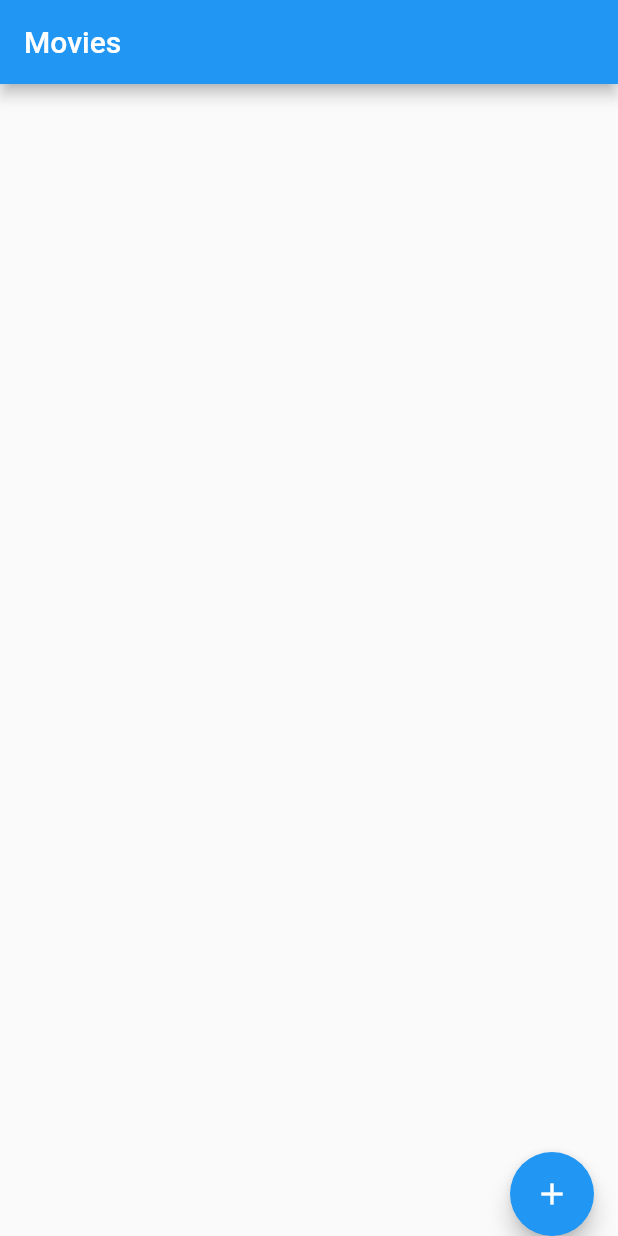
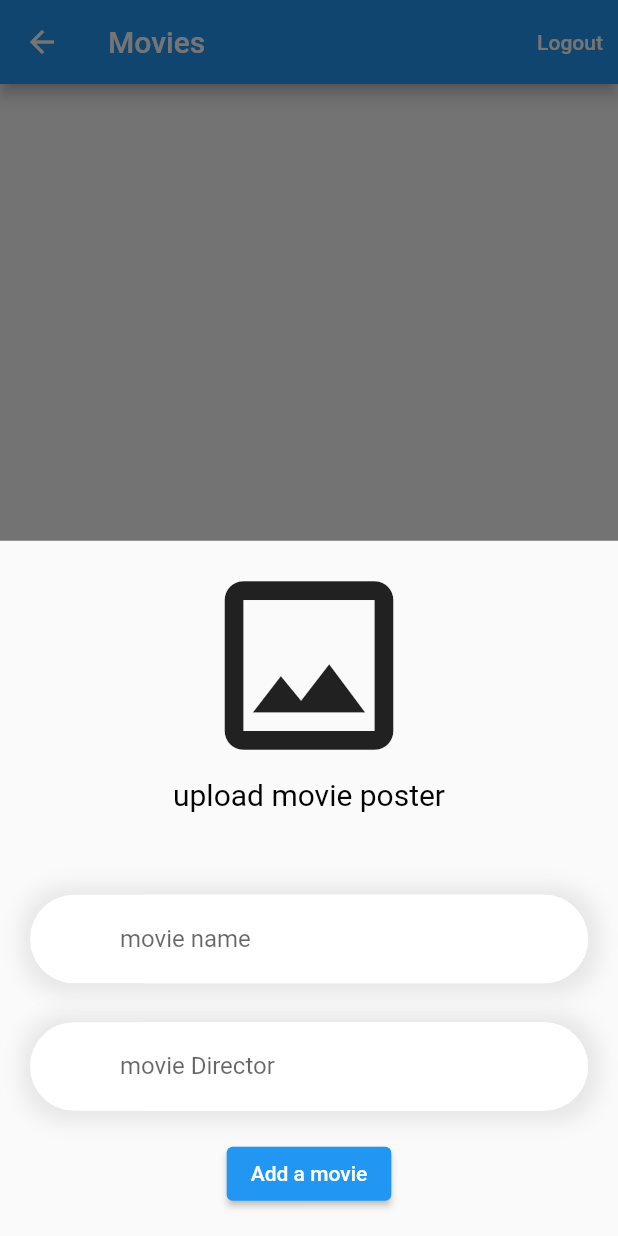
Before and after one commit to obetta1/movie-app, a Flutter app: the HomeScreen screen opened directly, after a tap on the "add" icon, on a phone screen of 412 x 824 dp. Run offline on Flutter 3.47's test engine with Material 2 defaults, Android fonts, the phone set to English and light mode, and no system bars; our stand-ins replace cloud_firestore, equatable, firebase_auth, firebase_core, firebase_storage, get and 1 more; accounts and stored records are empty.

Commit message:
completed adding movie and displaying movie on home screen

```diff
--- /dev/null
+++ b/lib/controller/movie_controller.dart
@@ -0,0 +1,27 @@
+import 'package:get/get.dart';
+import 'package:movi_app/repository/movie_repository.dart';
+
+import '../model/movies.dart';
+
+class MovieController extends GetxController{
+
+  final MovieRepository _movieRepository = MovieRepository();
+  var movies = <Movies>[].obs;
+  var newMovie = {}.obs;
+  var isLoading = false.obs;
+
+  @override
+  void onInit() {
+    movies.bindStream(_movieRepository.getAllMovie());
+    super.onInit();
+  }
+
+  void addMovie(Movies movie){
+    _movieRepository.addMovie(movie);
+  }
+
+  void deleteMovie(String movieId){
+    _movieRepository.deleteMovie(movieId);
+  }
+
+}
--- /dev/null
+++ b/lib/model/movies.dart
@@ -0,0 +1,62 @@
+// ignore_for_file: public_member_api_docs, sort_constructors_first
+import 'dart:convert';
+
+import 'package:cloud_firestore/cloud_firestore.dart';
+import 'package:equatable/equatable.dart';
+
+class Movies extends Equatable {
+  final String name;
+  final String director;
+  final String imageUrl;
+  const Movies({
+    required this.name,
+    required this.director,
+    required this.imageUrl,
+  });
+
+  @override
+  List<Object> get props => [name, director, imageUrl];
+
+  Movies copyWith({
+    String? name,
+    String? director,
+    String? imageUrl,
+  }) {
+    return Movies(
+      name: name ?? this.name,
+      director: director ?? this.director,
+      imageUrl: imageUrl ?? this.imageUrl,
+    );
+  }
+
+  Map<String, dynamic> toSnapshot() {
+    return <String, dynamic>{
+      'name': name,
+      'director': director,
+      'imageUrl': imageUrl,
+    };
+  }
+
+  factory Movies.fromSnapshot(DocumentSnapshot map) {
+    return Movies(
+      name: map['name'] as String,
+      director: map['director'] as String,
+      imageUrl: map['imageUrl'] as String,
+    );
+  }
+
+  String toJson() => json.encode(toSnapshot());
+
+  factory Movies.fromJson(String source) =>
+      Movies.fromSnapshot(json.decode(source) as DocumentSnapshot);
+
+  @override
+  bool get stringify => true;
+
+  static const List<Movies> movies = [
+    Movies(name: 'Lion King', director: 'Ben farret', imageUrl: 'https://images.unsplash.com/photo-1616530940355-351fabd9524b?ixlib=rb-4.0.3&ixid=M3wxMjA3fDB8MHxzZWFyY2h8Mnx8bW92aWVzfGVufDB8fDB8fHww&auto=format&fit=crop&w=800&q=60'),
+    Movies(name: 'Former child.', director: 'Robat later', imageUrl: 'https://images.unsplash.com/photo-1536440136628-849c177e76a1?ixlib=rb-4.0.3&ixid=M3wxMjA3fDB8MHxzZWFyY2h8M3x8bW92aWVzfGVufDB8fDB8fHww&auto=format&fit=crop&w=800&q=60'),
+    Movies(name: 'Regan-Asante', director: 'Samuel Regan-Asante', imageUrl: 'https://images.unsplash.com/photo-1601925662822-510b76665bd9?ixlib=rb-4.0.3&ixid=M3wxMjA3fDB8MHxwaG90by1yZWxhdGVkfDl8fHxlbnwwfHx8fHw%3D&auto=format&fit=crop&w=800&q=60'),
+    Movies(name: 'Ollasca hoot', director: 'Chihuahua', imageUrl: 'https://images.unsplash.com/photo-1635805737707-575885ab0820?ixlib=rb-4.0.3&ixid=M3wxMjA3fDB8MHxwaG90by1yZWxhdGVkfDE3fHx8ZW58MHx8fHx8&auto=format&fit=crop&w=800&q=60'),
+  ];
+}
--- /dev/null
+++ b/lib/repository/movie_repository.dart
@@ -0,0 +1,37 @@
+import 'package:cloud_firestore/cloud_firestore.dart';
+import 'package:movi_app/model/movies.dart';
+import 'package:movi_app/repository/base_movie_repository.dart';
+
+class MovieRepository extends BaseMovieRepository{
+  final FirebaseFirestore _firebaseFirestore;
+  final CollectionReference _movieDetails = FirebaseFirestore.instance.collection('ben');
+
+  MovieRepository({FirebaseFirestore? firebaseFirestore})
+      : _firebaseFirestore = firebaseFirestore ?? FirebaseFirestore.instance;
+
+
+  @override
+  Stream<Movies> getMovie(String movieId) {
+    return _firebaseFirestore.collection('movies')
+        .doc(movieId).snapshots().map((snap) => Movies.fromSnapshot(snap));
+  }
+
+  @override
+  Stream<List<Movies>> getAllMovie() {
+   return _firebaseFirestore.collection('movies').snapshots().map((snap) {
+     return snap.docs.map((doc) => Movies.fromSnapshot(doc)).toList();});
+  }
+
+  @override
+  Future<void> addMovie(Movies movie) {
+   return _firebaseFirestore.collection('movies').add(movie.toSnapshot());
+  }
+
+  @override
+  Future<void> deleteMovie(String movieId) async {
+    await _firebaseFirestore.collection('movies').doc(movieId).delete();
+  }
+
+
+
+}
--- a/lib/screens/home_screen.dart
+++ b/lib/screens/home_screen.dart
@@ -1,21 +1,28 @@
 import 'package:cloud_firestore/cloud_firestore.dart';
 import 'package:flutter/material.dart';
+import 'package:get/get.dart';
 import 'package:movi_app/model/movies.dart';
-
-
+import '../controller/auth_controller.dart';
+import '../controller/movie_controller.dart';
 import '../ui_helper/ui_helper.dart';
 import '../widgets/movie_poster_card.dart';
 
 class HomeScreen extends StatelessWidget {
    HomeScreen({Key? key}) : super(key: key);
-  final CollectionReference _movieDetails = FirebaseFirestore.instance.collection('movie');
-
+  final CollectionReference _movieDetails = FirebaseFirestore.instance.collection('movies');
+   final MovieController movieController = Get.put(MovieController());
+   final AuthController auth = Get.put(AuthController());
 
   @override
   Widget build(BuildContext context) {
     return Scaffold(
       appBar: AppBar(
         title: const Text('Movies'),
+        actions: [
+          TextButton(onPressed: ()=> auth.logoutUser(), child: const Text('Logout', style: TextStyle(
+            color: Colors.white
+          ),))
+        ],
       ),
       floatingActionButton: FloatingActionButton(
           child: const Icon(Icons.add),
@@ -27,14 +34,14 @@ class HomeScreen extends StatelessWidget {
           builder: (context, AsyncSnapshot<QuerySnapshot> streamSnapshot) {
     if(streamSnapshot.hasData) {
       return ListView.builder(
-          itemCount: streamSnapshot.data!.docs.length,
+          itemCount: movieController.movies.length,
           itemBuilder: (context, index) {
             var documentId = streamSnapshot.data!.docs[index].id;
             final DocumentSnapshot documentSnapshot = streamSnapshot.data!
                 .docs[index];
             return MovieCard(
               documentSnapshot: documentSnapshot,
-              movies: Movies.movies[index],
+              movies: movieController.movies[index],
             );
           });
     }
--- /dev/null
+++ b/lib/ui_helper/ui_helper.dart
@@ -0,0 +1,122 @@
+
+import 'package:cloud_firestore/cloud_firestore.dart';
+import 'package:flutter/material.dart';
+import 'package:get/get.dart';
+import 'package:get/get_core/src/get_main.dart';
+import 'package:image_picker/image_picker.dart';
+import 'package:movi_app/model/movies.dart';
+import 'package:movi_app/widgets/custom_imput_field.dart';
+import 'package:movi_app/widgets/custom_text.dart';
+
+import '../controller/movie_controller.dart';
+import '../services/storage_services.dart';
+
+Future<void> addMovies(BuildContext context) async{
+  final MovieController movieController = Get.find();
+  final _nameController = TextEditingController();
+  final _directorController = TextEditingController();
+
+  ///display a bottomsheet modal to add movie  fields
+  await showModalBottomSheet(
+      context: context,
+      builder: (BuildContext ctx){
+        return Obx(
+              () => Padding(
+                padding: const EdgeInsets.symmetric(vertical: 8.0, horizontal: 20),
+                child: Column(
+                  mainAxisAlignment: MainAxisAlignment.start,
+            children: [
+                ///this box is used to disp[lay options the for a user to upload a movie poster
+                SizedBox(
+                  child: InkWell(
+                    onTap: (){
+                     _pickImage(context); ///function for picking image from the gallary
+                     movieController.newMovie['imageUrl'] == null ? movieController.isLoading.value = true : false;
+                      },
+                    child: movieController.isLoading.value ? Column(children:  [
+                      CircularProgressIndicator(),
+                      Padding(
+                        padding: const EdgeInsets.all(8.0),
+                        child: CustomText.greyText('image Loading...'),
+                      )
+                    ],): SizedBox(
+                      height: 200,
+                      child:  movieController.newMovie['imageUrl'] != null ?
+                          Image.network(movieController.newMovie['imageUrl'],fit: BoxFit.cover, ):
+                      Column(
+                        children: [
+                          const Icon(Icons.image_outlined, size: 150,),
+                          CustomText.blackBodyText('upload movie poster')
+                        ],
+                      ),
+                    ),
+                  ),
+                ),
+                const SizedBox(
+                  height: 20,
+                ),
+                CustomInputfield(label: 'movie name', controller: _nameController),
+                const SizedBox(
+                  height: 10,
+                ),
+                CustomInputfield(label: 'movie Director', controller: _directorController),
+                const SizedBox(
+                  height: 10,
+                ),
+                //this is used to add the movie to the firebase backend
+                ElevatedButton(
+                  child: const Text('Add a movie'),
+                  onPressed: () async{
+                    final String name = _nameController.text;
+                    final String  director = _directorController.text;
+                    if( name.isNotEmpty && director.isNotEmpty){
+                      ///this add a new movie to the firebase database
+                      movieController.addMovie(
+                          Movies(
+                              name: name,
+                              director: director,
+                              imageUrl: movieController.newMovie['imageUrl']));
+                      _nameController.text = " ";
+                      _directorController.text = " ";
+                      Navigator.of(context).pop();
+                    }
+                  },
+                )
+            ],
+          ),),
+        );
+      }
+  );
+}
+
+Future<String?> _pickImage(BuildContext context) async {
+  final MovieController movieController = Get.find();
+  final StorageServoices storage = StorageServoices();
+  ImagePicker imagePicker = ImagePicker();
+  try {
+    final XFile? image =
+    await imagePicker.pickImage(source: ImageSource.gallery);
+    if (image == null) {
+      showSnackbar('Image picker', 'no image uploaded');
+    }
+
+    if (image != null) {
+      await storage.uploadImage(image); ///uploads the image into cloud storage.Url
+      var imageUrl = await storage.getDownloadImage(image.name); ///get the image url from the storage
+      movieController.newMovie.update('imageUrl', (_) => imageUrl, ifAbsent: () => imageUrl);
+      movieController.isLoading.value = false;
+      return imageUrl;
+    }
+  } catch (e) {
+    showSnackbar('Image picker', 'invalid image format.  ');
+    movieController.isLoading.value = false;
+  }
+}
+
+  void showSnackbar(String title, String message) {
+    Get.snackbar(title, message,
+        snackPosition: SnackPosition.BOTTOM,
+        duration: const Duration(seconds: 5),
+        backgroundColor: Colors.black,
+        colorText: Colors.white);
+  }
--- a/lib/widgets/custom_button.dart
+++ b/lib/widgets/custom_button.dart
@@ -18,8 +18,8 @@ class CustomButton extends StatelessWidget {
   Widget build(BuildContext context) {
     return Align(
       alignment: Alignment.center,
-      child: GestureDetector(
-        onTap: () => onTap,
+      child: InkWell(
+        onTap: ()=>onTap(),
         child: Container(
           alignment: Alignment.center,
           width: wSize * 0.5,
--- a/lib/widgets/movie_poster_card.dart
+++ b/lib/widgets/movie_poster_card.dart
@@ -1,17 +1,21 @@
 
 import 'package:cloud_firestore/cloud_firestore.dart';
 import 'package:flutter/material.dart';
+import 'package:get/get.dart';
+import 'package:movi_app/controller/movie_controller.dart';
 
 import '../model/movies.dart';
 import 'widget.dart';
 
 class MovieCard extends StatelessWidget {
-  const MovieCard({
+   MovieCard({
     Key? key,
     this.movies, required this.documentSnapshot,
   }) : super(key: key);
   final Movies? movies;
   final DocumentSnapshot documentSnapshot;
+
+
 
   @override
   Widget build(BuildContext context) {
```
Also changed, not shown: lib/aut/auth_controller.dart (deleted, +0 -13 lines), lib/controller/auth_controller.dart (added, +49 -0 lines), lib/main.dart (+6 -4 lines), lib/repository/auth_repository.dart (added, +58 -0 lines), lib/repository/baseAuth_repository.dart (added, +9 -0 lines), lib/repository/base_movie_repository.dart (added, +8 -0 lines), lib/screens/login_screen.dart (+9 -6 lines), lib/screens/signup_screen.dart (+25 -11 lines), lib/screens/splash_screen.dart (+25 -0 lines), lib/services/storage_services.dart (added, +21 -0 lines), lib/utils/validation.dart (added, +24 -0 lines), 3 other files.
